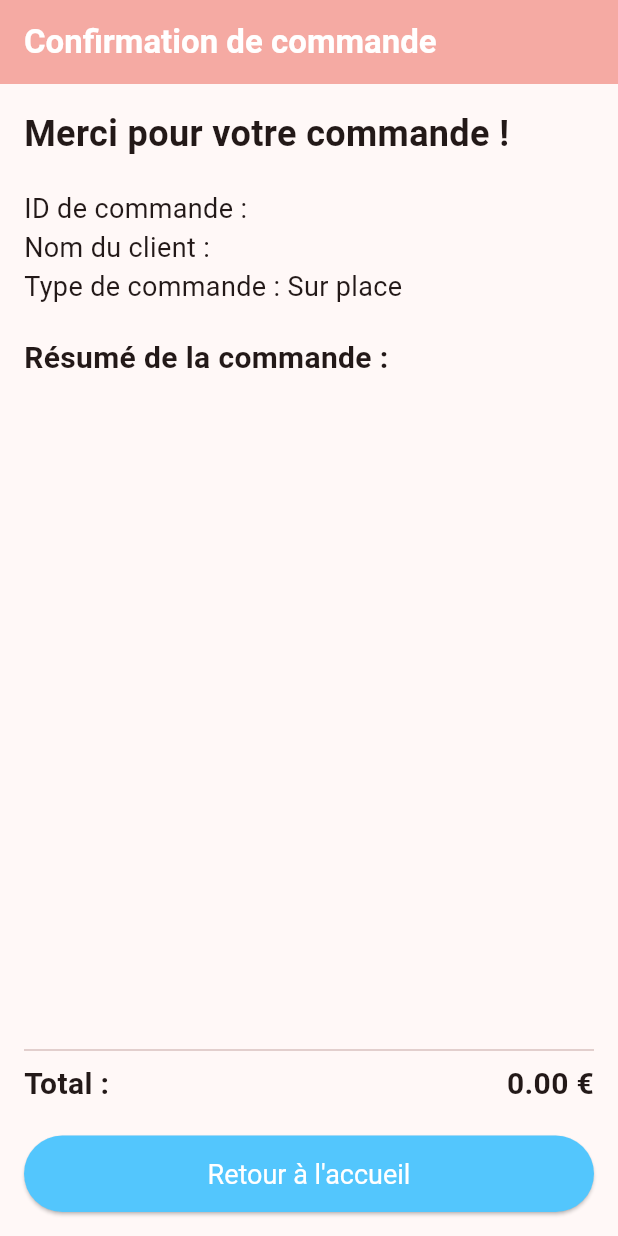
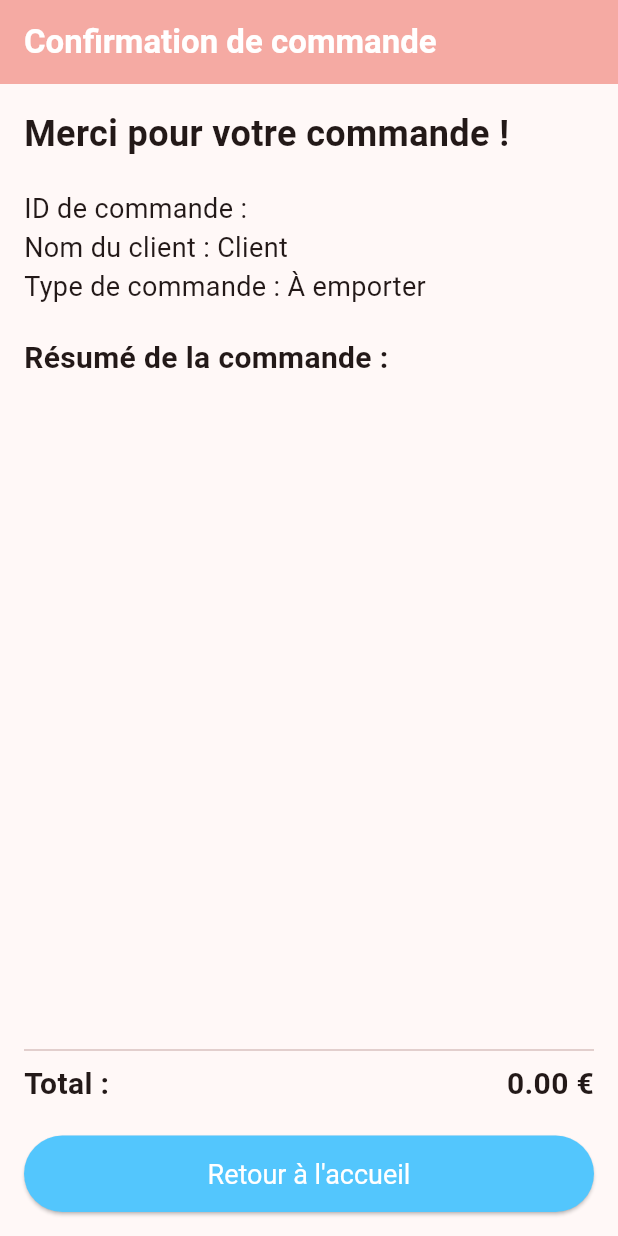
Before and after one commit to Joel-Philippe/fastfood, a Flutter app: the OrderConfirmationPage screen opened directly with empty values, on a phone screen of 412 x 824 dp. Run offline on Flutter 3.47's test engine with Material 3 defaults, Android fonts, the phone set to English and light mode, and no system bars; our stand-ins replace audioplayers, confetti, firebase_core, firebase_messaging, flutter_animate, flutter_colorpicker and 6 more; missing offline and left inert: dart:html, flutter_stripe; accounts and stored records are empty; network calls fail.

Commit message:
fix: resolve date offset, clear checkout URL params, and fix empty order confirmation page

```diff
--- a/lib/checkout_page.dart
+++ b/lib/checkout_page.dart
@@ -47,6 +47,11 @@ class _CheckoutPageState extends State<CheckoutPage> {
       final uri = Uri.parse(html.window.location.href);
       if (uri.queryParameters.containsKey('session_id') && uri.queryParameters.containsKey('order_id')) {
         final orderId = uri.queryParameters['order_id']!;
+
+        // --- CLEAN URL ---
+        // Remove the query parameters from the browser's address bar without reloading
+        final newUrl = html.window.location.href.split('?')[0];
+        html.window.history.replaceState(null, 'Tacos Locos', newUrl);
 
         WidgetsBinding.instance.addPostFrameCallback((_) {
           Navigator.pushAndRemoveUntil(
--- a/lib/order_confirmation_page.dart
+++ b/lib/order_confirmation_page.dart
@@ -1,23 +1,51 @@
 import 'package:flutter/material.dart';
 import 'package:fast_food_app/cart_provider.dart';
+import 'package:fast_food_app/order_model.dart' as AppModels;
+import 'package:fast_food_app/services/mongo_service.dart';
 
-class OrderConfirmationPage extends StatelessWidget {
+class OrderConfirmationPage extends StatefulWidget {
   final String orderId;
-  final String customerName;
-  final String orderType;
+  // Note: These parameters are now optional as we load data from DB
+  final String? customerName;
+  final String? orderType;
   final String? arrivalTime;
-  final Map<String, CartItem> orderItems;
-  final double totalAmount;
+  final Map<String, CartItem>? orderItems;
+  final double? totalAmount;
 
   const OrderConfirmationPage({
     super.key,
     required this.orderId,
-    required this.customerName,
-    required this.orderType,
+    this.customerName,
+    this.orderType,
     this.arrivalTime,
-    required this.orderItems,
-    required this.totalAmount,
+    this.orderItems,
+    this.totalAmount,
   });
+
+  @override
+  State<OrderConfirmationPage> createState() => _OrderConfirmationPageState();
+}
+
+class _OrderConfirmationPageState extends State<OrderConfirmationPage> {
+  late Future<AppModels.Order?> _orderFuture;
+  final MongoService _mongoService = MongoService();
+
+  @override
+  void initState() {
+    super.initState();
+    _orderFuture = _loadOrder();
+  }
+
+  Future<AppModels.Order?> _loadOrder() async {
+    try {
+      final orders = await _mongoService.getOrders();
+      // Find the order by its custom ID (the 6-digit one)
+      return orders.firstWhere((o) => o.id == widget.orderId);
+    } catch (e) {
+      debugPrint('Error loading order for confirmation: $e');
+      return null;
+    }
+  }
 
   @override
   Widget build(BuildContext context) {
@@ -27,7 +55,24 @@ class OrderConfirmationPage extends StatelessWidget {
         backgroundColor: Theme.of(context).colorScheme.inversePrimary,
         automaticallyImplyLeading: false, // Disable back button
       ),
-      body: Padding(
+      body: FutureBuilder<AppModels.Order?>(
+        future: _orderFuture,
+        builder: (context, snapshot) {
+          if (snapshot.connectionState == ConnectionState.waiting) {
+            return const Center(child: CircularProgressIndicator());
+          }
+
+          final order = snapshot.data;
+
+          // Use data from snapshot if available, otherwise fallback to widget params (if provided)
+          final displayOrderId = order?.id ?? widget.orderId;
+          final displayCustomerName = order?.customerName ?? widget.customerName ?? "Client";
+          final displayOrderType = order?.orderType ?? widget.orderType ?? "takeaway";
+          final displayArrivalTime = order?.arrivalTime ?? widget.arrivalTime;
+          final displayItems = order?.items ?? widget.orderItems ?? {};
+          final displayTotal = order?.totalAmount ?? widget.totalAmount ?? 0.0;
+
+          return Padding(
             padding: const EdgeInsets.all(16.0),
             child: Column(
               crossAxisAlignment: CrossAxisAlignment.start,
@@ -37,22 +82,22 @@ class OrderConfirmationPage extends StatelessWidget {
                   style: TextStyle(fontSize: 24, fontWeight: FontWeight.bold),
                 ),
                 const SizedBox(height: 20),
-            Text('ID de commande : $orderId', style: const TextStyle(fontSize: 18)),
-            Text('Nom du client : $customerName', style: const TextStyle(fontSize: 18)),
-            Text('Type de commande : ${orderType == 'takeaway' ? 'À emporter' : 'Sur place'}', style: const TextStyle(fontSize: 18)),
-            if (arrivalTime != null) Text('Heure d\'arrivée : $arrivalTime', style: const TextStyle(fontSize: 18)),
+                Text('ID de commande : $displayOrderId', style: const TextStyle(fontSize: 18)),
+                Text('Nom du client : $displayCustomerName', style: const TextStyle(fontSize: 18)),
+                Text('Type de commande : ${displayOrderType == 'takeaway' ? 'À emporter' : displayOrderType == 'delivery' ? 'Livraison' : 'Sur place'}', style: const TextStyle(fontSize: 18)),
+                if (displayArrivalTime != null) Text('Heure d\'arrivée : $displayArrivalTime', style: const TextStyle(fontSize: 18)),
                 const SizedBox(height: 20),
                 const Text('Résumé de la commande :', style: TextStyle(fontSize: 20, fontWeight: FontWeight.bold)),
                 Expanded(
                   child: ListView.builder(
-                itemCount: orderItems.length,
+                    itemCount: displayItems.length,
                     itemBuilder: (context, index) {
-                  final cartItem = orderItems.values.toList()[index];
+                      final cartItem = displayItems.values.toList()[index];
 
                       // Helper to build rows for options and ingredients
                       Widget buildDetailRow(String text, {bool isRemoval = false}) {
                         return Padding(
-                      padding: const EdgeInsets.only(left: 16, top: 2), // Indent details
+                          padding: const EdgeInsets.only(left: 16, top: 2),
                           child: Row(
                             crossAxisAlignment: CrossAxisAlignment.start,
                             children: [
@@ -60,7 +105,7 @@ class OrderConfirmationPage extends StatelessWidget {
                               Expanded(
                                 child: Text(
                                   text,
-                              style: TextStyle(
+                                  style: const TextStyle(
                                     fontSize: 12,
                                     color: Colors.black54,
                                   ),
@@ -72,15 +117,11 @@ class OrderConfirmationPage extends StatelessWidget {
                       }
 
                       List<Widget> details = [];
-
-                  // Add selected options
                       cartItem.selectedOptions.forEach((category, options) {
                         for (var option in options) {
                           details.add(buildDetailRow('${option.name} (${option.price.toStringAsFixed(2)}€)'));
                         }
                       });
-
-                  // Add excluded ingredients
                       for (var ingredient in cartItem.ingredientsToRemove) {
                         details.add(buildDetailRow('Sans $ingredient', isRemoval: true));
                       }
@@ -120,7 +161,7 @@ class OrderConfirmationPage extends StatelessWidget {
                   mainAxisAlignment: MainAxisAlignment.spaceBetween,
                   children: [
                     const Text('Total :', style: TextStyle(fontSize: 20, fontWeight: FontWeight.bold)),
-                Text('${totalAmount.toStringAsFixed(2)} €', style: TextStyle(fontSize: 20, fontWeight: FontWeight.bold)),
+                    Text('${displayTotal.toStringAsFixed(2)} €', style: TextStyle(fontSize: 20, fontWeight: FontWeight.bold)),
                   ],
                 ),
                 const SizedBox(height: 20),
@@ -128,7 +169,7 @@ class OrderConfirmationPage extends StatelessWidget {
                   width: double.infinity,
                   child: ElevatedButton(
                     onPressed: () {
-                  Navigator.popUntil(context, (route) => route.isFirst); // Go back to home
+                      Navigator.popUntil(context, (route) => route.isFirst);
                     },
                     style: ElevatedButton.styleFrom(
                       padding: const EdgeInsets.symmetric(vertical: 15),
@@ -139,6 +180,8 @@ class OrderConfirmationPage extends StatelessWidget {
                 ),
               ],
             ),
+          );
+        },
       ),
     );
   }
--- a/lib/order_history_page.dart
+++ b/lib/order_history_page.dart
@@ -215,7 +215,7 @@ class _OrderHistoryPageState extends State<OrderHistoryPage> {
                   Icon(Icons.calendar_today, color: Colors.black54, size: 16),
                   const SizedBox(width: 8),
                   Text(
-                    DateFormat('dd/MM/yyyy à HH:mm').format(order.orderDate),
+                    DateFormat('dd/MM/yyyy à HH:mm').format(order.orderDate.toLocal()),
                     style: const TextStyle(color: Colors.black54, fontSize: 14),
                   ),
                 ],
```
Also changed, not shown: 1 other file. Lines whose indentation alone changed are shown as unchanged.
